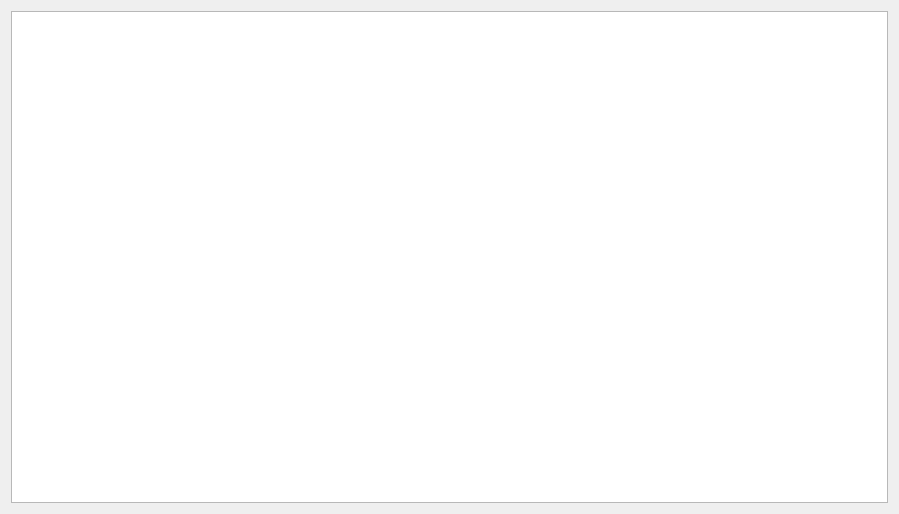
This is mainwidget.ui in AlexKrayVR/GameFlyingRocket as Qt 5 draws it before an edit. The edited form follows.
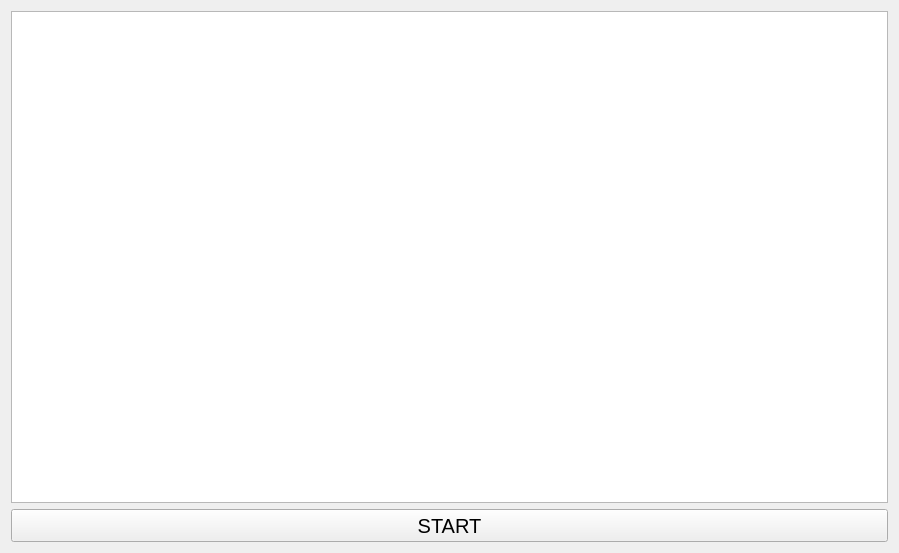
This is the edited form.

What changed in the file:
```diff
--- a/mainwidget.ui
+++ b/mainwidget.ui
@@ -6,8 +6,8 @@
    <rect>
     <x>0</x>
     <y>0</y>
-    <width>893</width>
-    <height>508</height>
+    <width>895</width>
+    <height>553</height>
    </rect>
   </property>
   <property name="sizePolicy">
@@ -45,6 +45,24 @@
      </property>
     </widget>
    </item>
+   <item row="1" column="0">
+    <widget class="QPushButton" name="Start">
+     <property name="sizePolicy">
+      <sizepolicy hsizetype="Minimum" vsizetype="Minimum">
+       <horstretch>0</horstretch>
+       <verstretch>0</verstretch>
+      </sizepolicy>
+     </property>
+     <property name="font">
+      <font>
+       <pointsize>15</pointsize>
+      </font>
+     </property>
+     <property name="text">
+      <string>START</string>
+     </property>
+    </widget>
+   </item>
   </layout>
  </widget>
  <resources/>
```
